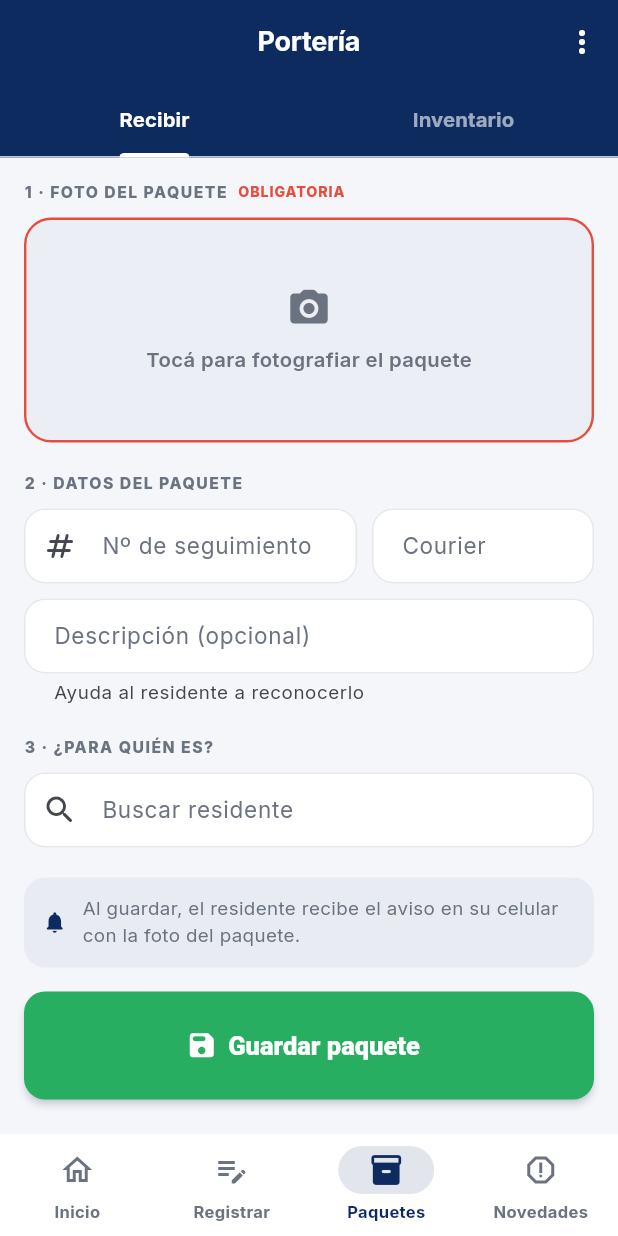
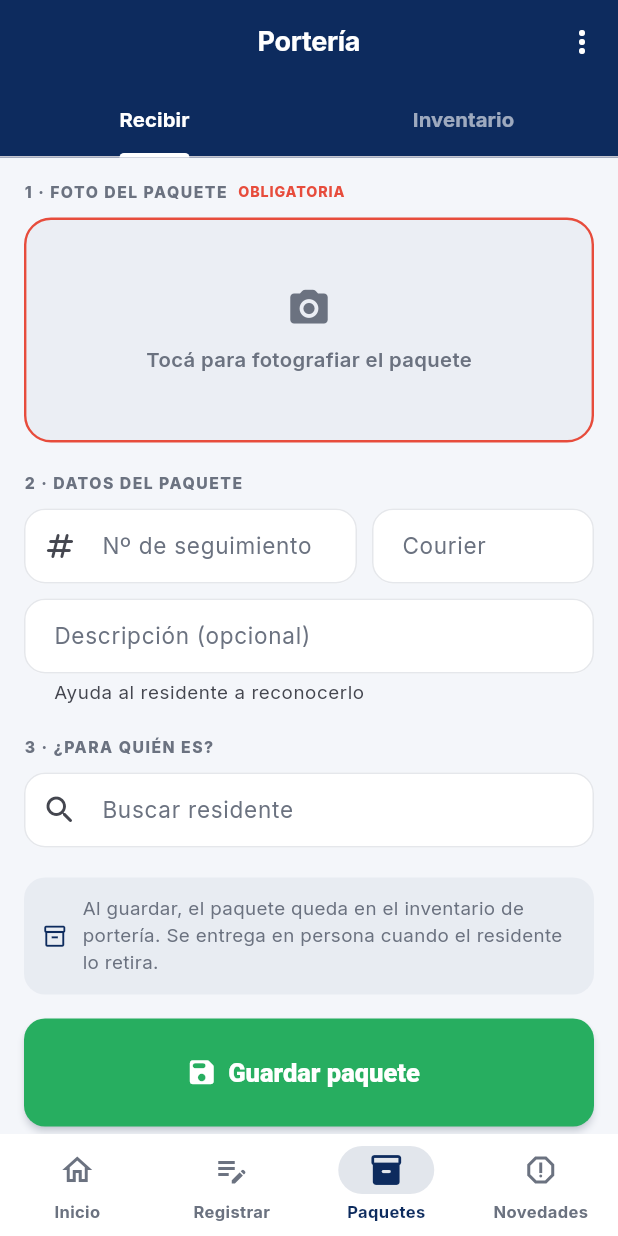
Before and after one commit to manumerinoguerrero-bit/TOMASS-SEGURIDAD, a Flutter app: the PantallaPorteria screen opened by its route, on a phone screen of 412 x 824 dp. Run offline on Flutter 3.47's test engine with Material 3 defaults, Android fonts, the phone set to English and light mode, and no system bars; our stand-ins replace device_info_plus, firebase_core, firebase_messaging, flutter_map, flutter_riverpod, flutter_secure_storage and 13 more; missing offline and left inert: barcode, google_mlkit_text_recognition, mobile_scanner; accounts and stored records are empty; network calls fail.

Commit message:
Sacar avisos al residente al recibir/entregar paquete
El cliente aclaró que Tomass no manda notificaciones push al residente
cuando llega un paquete: solo queda en inventario en portería y se
entrega en persona cuando el residente lo va a retirar.

Textos actualizados:
* Snackbar al guardar un paquete: antes "Paquete guardado. Ya le
  avisamos a X"; ahora "Paquete guardado para X. Queda en el inventario
  de portería hasta que lo retire."
* Cartelito informativo debajo del formulario: antes decía "el residente
  recibe el aviso en su celular con la foto"; ahora "queda en el
  inventario, se entrega en persona cuando el residente lo retira."
* Aviso al entregar a alguien distinto del residente: antes "le llega
  el aviso igual"; ahora "queda registrado con el nombre de quien
  recibió, sirve como respaldo si el residente reclama después."

No se toca el backend: la app nunca disparó notificaciones desde este
flujo, era solo texto en pantalla que no se correspondía con lo que
realmente pasaba.

```diff
--- a/app/lib/pantallas/guardia/pantalla_porteria.dart
+++ b/app/lib/pantallas/guardia/pantalla_porteria.dart
@@ -197,7 +197,9 @@ class _EstadoRecibir extends ConsumerState<_PestanaRecibir> {
 
       ScaffoldMessenger.of(context).showSnackBar(
         SnackBar(
-          content: Text('Paquete guardado. Ya le avisamos a $nombre.'),
+          content: Text(
+              'Paquete guardado para $nombre. Queda en el inventario '
+              'de portería hasta que lo retire.'),
           backgroundColor: Colores.verde,
           duration: const Duration(seconds: 4),
         ),
@@ -429,15 +431,15 @@ class _EstadoRecibir extends ConsumerState<_PestanaRecibir> {
             color: Colores.grafito.withValues(alpha: 0.05),
             borderRadius: BorderRadius.circular(Medidas.redondeoChico),
           ),
-          child: Row(
+          child: const Row(
             children: [
-              Icon(Icons.notifications_rounded,
+              Icon(Icons.inventory_2_outlined,
                   size: 17, color: Colores.grafito),
               SizedBox(width: 10),
               Expanded(
                 child: Text(
-                  'Al guardar, el ${ref.read(palabrasProvider).elHabitante} recibe el aviso en su celular con la '
-                  'foto del paquete.',
+                  'Al guardar, el paquete queda en el inventario de portería. '
+                  'Se entrega en persona cuando el residente lo retira.',
                   style: TextStyle(
                     fontSize: 12.5,
                     height: 1.4,
@@ -886,9 +888,10 @@ class _EstadoEntrega extends ConsumerState<_HojaDeEntrega> {
                     borderRadius: BorderRadius.circular(Medidas.redondeoChico),
                   ),
                   child: Text(
-                    'Queda registrado que no lo retiró el ${ref.read(palabrasProvider).elHabitante}. Conviene '
-                    'que él lo sepa: le llega el aviso igual.',
-                    style: TextStyle(
+                    'Queda registrado que la entrega la recibió otra persona, '
+                    'con su nombre. Sirve como respaldo si después el '
+                    '${ref.read(palabrasProvider).elHabitante} reclama.',
+                    style: const TextStyle(
                       fontSize: 12,
                       height: 1.4,
                       color: Colores.naranjaOscuro,
```
